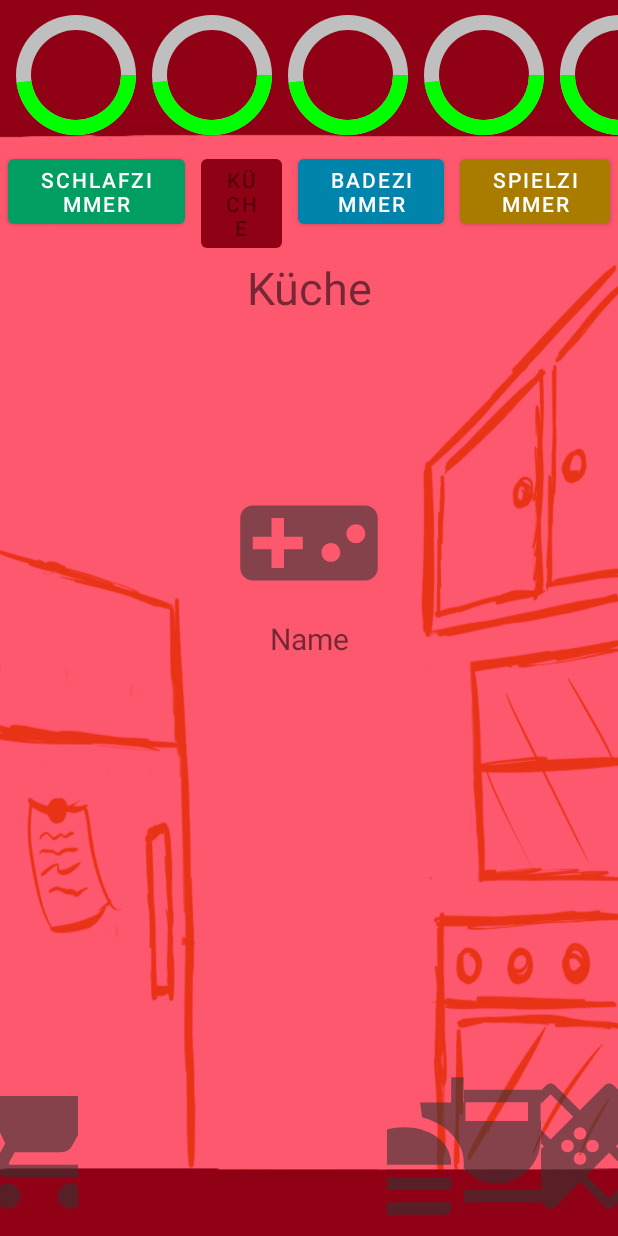
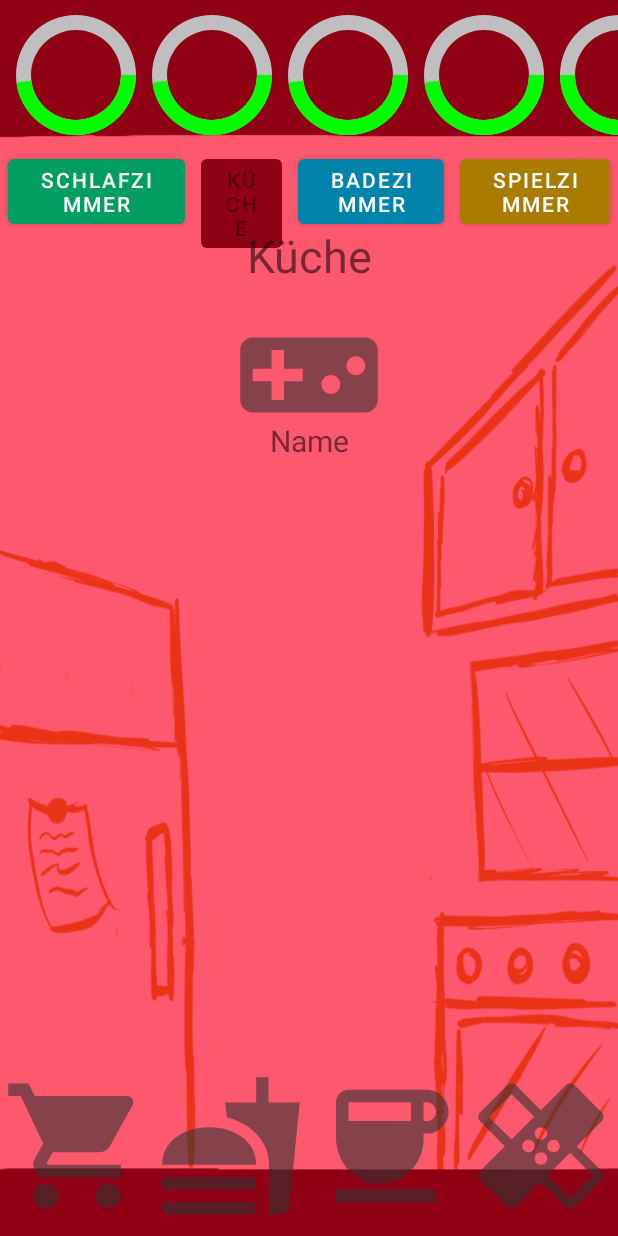
Before and after one commit to Puelro/Tamagochi, an Android app: the Game screen opened directly, with no data from a screen before it, on a phone screen of 412 x 824 dp. Run offline under Robolectric (Android 15) with nearby library versions, the phone set to English and light mode, and no system bars.

Commit message:
Design angepasst

```diff
--- a/app/src/main/java/com/example/tamagochi/Game.java
+++ b/app/src/main/java/com/example/tamagochi/Game.java
@@ -117,6 +117,7 @@ public class Game extends AppCompatActivity {
                 buttonFood.setVisibility(View.VISIBLE);
                 buttonCoffee.setVisibility(View.VISIBLE);
                 buttonPotion.setVisibility(View.VISIBLE);
+                buttonStore.setVisibility(View.VISIBLE);
                 textViewRoom.setText("Küche");
                 root.setBackgroundResource(R.drawable.kitchen);
             }
@@ -229,6 +230,7 @@ public class Game extends AppCompatActivity {
         buttonPotion.setVisibility(View.VISIBLE);
         buttonFood.setVisibility(View.VISIBLE);
         buttonCoffee.setVisibility(View.VISIBLE);
+        buttonStore.setVisibility(View.VISIBLE);
         textViewRoom.setText("Küche");
     }
 
@@ -280,11 +282,10 @@ public class Game extends AppCompatActivity {
         buttonWash.setVisibility(View.INVISIBLE);
         buttonPotion.setVisibility(View.INVISIBLE);
         buttonCoffee.setVisibility(View.INVISIBLE);
+        buttonStore.setVisibility(View.INVISIBLE);
     }
 
-    /**
-     * Update all Prgressbars
-     */
+    /**Update all Progressbars*/
     public void updateProgressbarAll(){
         progressBarManager.updateProgressbarHunger(myPet.getHunger());
         progressBarManager.updateProgressbarEnergy(myPet.getEnergy());
--- a/app/src/main/res/layout/activity_game.xml
+++ b/app/src/main/res/layout/activity_game.xml
@@ -7,11 +7,18 @@
     android:layout_width="match_parent"
     android:layout_height="match_parent">
 
+    <RelativeLayout
+        android:layout_width="match_parent"
+        android:layout_height="match_parent"
+        android:orientation="vertical">
+
         <LinearLayout
             android:id="@+id/root"
             android:layout_width="match_parent"
             android:layout_height="match_parent"
             android:orientation="vertical">
+
+        </LinearLayout>
 
         <LinearLayout
             android:layout_width="match_parent"
@@ -116,7 +123,7 @@
         <LinearLayout
             android:layout_width="match_parent"
             android:layout_height="wrap_content"
-            android:layout_marginTop="10dp"
+            android:layout_marginTop="100dp"
             android:orientation="horizontal">
 
             <Button
@@ -169,15 +176,11 @@
 
         </LinearLayout>
 
-        <LinearLayout
-            android:layout_width="match_parent"
-            android:layout_height="wrap_content"
-            android:orientation="vertical">
-
         <TextView
             android:id="@+id/tvRoom"
             android:layout_width="match_parent"
             android:layout_height="wrap_content"
+            android:layout_marginTop="150dp"
             android:layout_weight="1"
             android:gravity="center_horizontal"
             android:text="@string/tvRoom"
@@ -186,8 +189,8 @@
         <ImageView
             android:id="@+id/imageView"
             android:layout_width="match_parent"
-                android:layout_height="match_parent"
-                android:layout_marginTop="100dp"
+            android:layout_height="wrap_content"
+            android:layout_marginTop="200dp"
             android:layout_weight="1"
             android:src="@drawable/game" />
 
@@ -195,17 +198,33 @@
             android:id="@+id/textView"
             android:layout_width="match_parent"
             android:layout_height="wrap_content"
+            android:layout_marginTop="280dp"
             android:layout_weight="1"
             android:gravity="center_horizontal"
             android:text="Name"
             android:textSize="20dp" />
+
+        <LinearLayout
+            android:layout_width="match_parent"
+            android:layout_height="match_parent"
+            android:layout_marginBottom="10dp"
+            android:gravity="bottom"
+            android:orientation="horizontal">
+
+            <ImageButton
+                android:id="@+id/btnSleep"
+                android:layout_width="wrap_content"
+                android:layout_height="wrap_content"
+                android:layout_weight="1"
+                android:background="@null"
+                android:src="@drawable/bed" />
+
         </LinearLayout>
 
         <LinearLayout
             android:layout_width="match_parent"
-            android:layout_height="wrap_content"
+            android:layout_height="match_parent"
             android:layout_marginBottom="10dp"
-            android:layout_weight="1"
             android:gravity="bottom"
             android:orientation="horizontal">
 
@@ -216,6 +235,38 @@
                 android:layout_weight="1"
                 android:background="@null"
                 android:src="@drawable/shop" />
+
+            <ImageButton
+                android:id="@+id/btnFood"
+                android:layout_width="wrap_content"
+                android:layout_height="wrap_content"
+                android:layout_weight="1"
+                android:background="@null"
+                android:src="@drawable/food" />
+
+            <ImageButton
+                android:id="@+id/btnCoffee"
+                android:layout_width="wrap_content"
+                android:layout_height="wrap_content"
+                android:layout_weight="1"
+                android:background="@null"
+                android:src="@drawable/coffee" />
+
+            <ImageButton
+                android:id="@+id/btnPotion"
+                android:layout_width="wrap_content"
+                android:layout_height="wrap_content"
+                android:layout_weight="1"
+                android:background="@null"
+                android:src="@drawable/potion" />
+        </LinearLayout>
+
+        <LinearLayout
+            android:layout_width="match_parent"
+            android:layout_height="match_parent"
+            android:layout_marginBottom="10dp"
+            android:gravity="bottom"
+            android:orientation="horizontal">
 
             <ImageButton
                 android:id="@+id/btnPlay"
@@ -233,13 +284,14 @@
                 android:background="@null"
                 android:src="@drawable/hand" />
 
-            <ImageButton
-                android:id="@+id/btnSleep"
-                android:layout_width="wrap_content"
-                android:layout_height="wrap_content"
-                android:layout_weight="1"
-                android:background="@null"
-                android:src="@drawable/bed" />
+        </LinearLayout>
+
+        <LinearLayout
+            android:layout_width="match_parent"
+            android:layout_height="match_parent"
+            android:layout_marginBottom="10dp"
+            android:gravity="bottom"
+            android:orientation="horizontal">
 
             <ImageButton
                 android:id="@+id/btnWash"
@@ -248,31 +300,6 @@
                 android:layout_weight="1"
                 android:background="@null"
                 android:src="@drawable/shower" />
-
-            <ImageButton
-                android:id="@+id/btnFood"
-                android:layout_width="wrap_content"
-                android:layout_height="wrap_content"
-                android:layout_weight="1"
-                android:background="@null"
-                android:src="@drawable/food" />
-
-            <ImageButton
-                android:id="@+id/btnCoffee"
-                android:layout_width="wrap_content"
-                android:layout_height="wrap_content"
-                android:layout_weight="1"
-                android:background="@null"
-                app:srcCompat="@drawable/coffee" />
-
-            <ImageButton
-                android:id="@+id/btnPotion"
-                android:layout_width="wrap_content"
-                android:layout_height="wrap_content"
-                android:layout_weight="1"
-                android:background="@null"
-                android:src="@drawable/potion" />
-
         </LinearLayout>
-    </LinearLayout>
+    </RelativeLayout>
 </androidx.constraintlayout.widget.ConstraintLayout>
```
Lines whose indentation alone changed are shown as unchanged.
